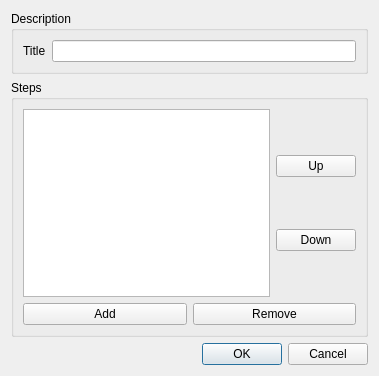
First picture: the form in scenarioeditor.ui, repository My-programming-projects/TTE-software, before the edit.
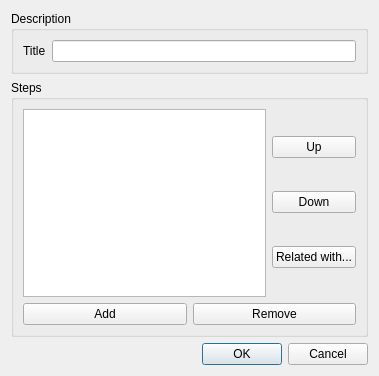
Second picture: the form after the edit.

Commit message: Added the "Related with..." button

```diff
--- a/scenarioeditor.ui
+++ b/scenarioeditor.ui
@@ -64,6 +64,13 @@
             </property>
            </widget>
           </item>
+          <item>
+           <widget class="QPushButton" name="relatedWithButton">
+            <property name="text">
+             <string>Related with...</string>
+            </property>
+           </widget>
+          </item>
          </layout>
         </item>
        </layout>
```
